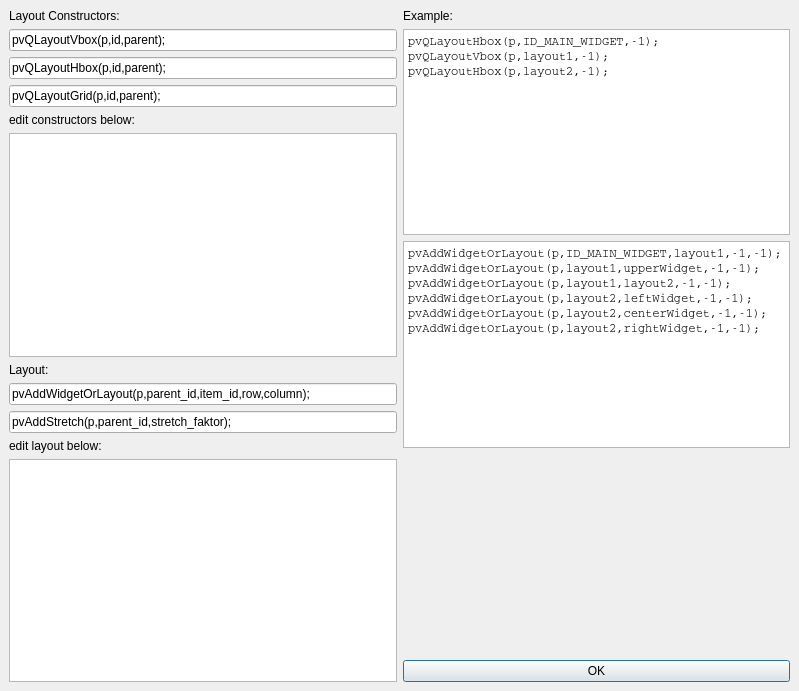
Above: pvdevelop/dlgeditlayout.ui from pvbrowser/pvb before the change. Below: the same form after it.
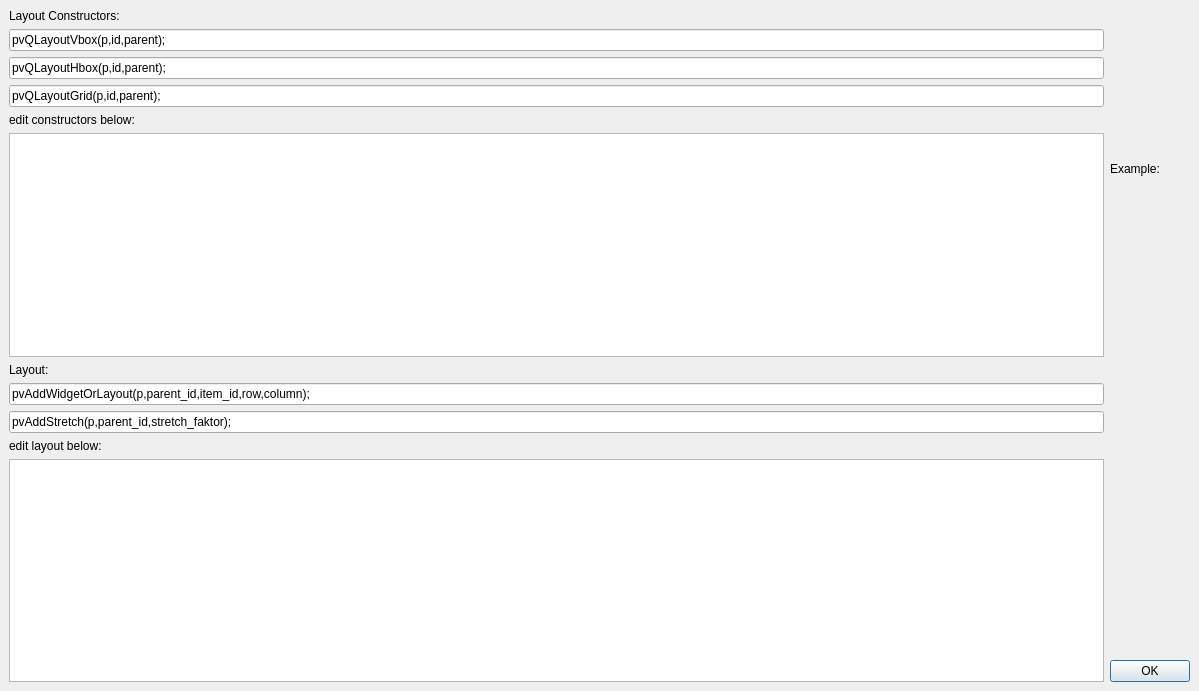
That is the form after the change. Icons and pictures are not drawn.

```diff
--- a/pvdevelop/dlgeditlayout.ui
+++ b/pvdevelop/dlgeditlayout.ui
@@ -6,7 +6,7 @@
    <rect>
     <x>0</x>
     <y>0</y>
-    <width>799</width>
+    <width>1199</width>
     <height>691</height>
    </rect>
   </property>
@@ -160,83 +160,15 @@
       </widget>
      </item>
      <item>
-      <widget class="QTextBrowser" name="textBrowser">
-       <property name="font">
-        <font>
-         <family>Courier</family>
-         <pointsize>9</pointsize>
-         <weight>50</weight>
-         <italic>false</italic>
-         <bold>false</bold>
-         <underline>false</underline>
-         <strikeout>false</strikeout>
-        </font>
+      <widget class="QLabel" name="label_6">
+       <property name="text">
+        <string/>
        </property>
-       <property name="lineWrapMode">
-        <enum>QTextEdit::NoWrap</enum>
+       <property name="pixmap">
+        <pixmap>:/images/example_layout.png</pixmap>
        </property>
-       <property name="html">
-        <string>&lt;!DOCTYPE HTML PUBLIC &quot;-//W3C//DTD HTML 4.0//EN&quot; &quot;http://www.w3.org/TR/REC-html40/strict.dtd&quot;&gt;
-&lt;html&gt;&lt;head&gt;&lt;meta name=&quot;qrichtext&quot; content=&quot;1&quot; /&gt;&lt;style type=&quot;text/css&quot;&gt;
-p, li { white-space: pre-wrap; }
-&lt;/style&gt;&lt;/head&gt;&lt;body style=&quot; font-family:'Courier'; font-size:9pt; font-weight:400; font-style:normal;&quot;&gt;
-&lt;p style=&quot; margin-top:0px; margin-bottom:0px; margin-left:0px; margin-right:0px; -qt-block-indent:0; text-indent:0px;&quot;&gt;pvQLayoutHbox(p,ID_MAIN_WIDGET,-1);&lt;/p&gt;
-&lt;p style=&quot; margin-top:0px; margin-bottom:0px; margin-left:0px; margin-right:0px; -qt-block-indent:0; text-indent:0px;&quot;&gt;pvQLayoutVbox(p,layout1,-1);&lt;/p&gt;
-&lt;p style=&quot; margin-top:0px; margin-bottom:0px; margin-left:0px; margin-right:0px; -qt-block-indent:0; text-indent:0px;&quot;&gt;pvQLayoutHbox(p,layout2,-1);&lt;/p&gt;
-&lt;p style=&quot;-qt-paragraph-type:empty; margin-top:0px; margin-bottom:0px; margin-left:0px; margin-right:0px; -qt-block-indent:0; text-indent:0px;&quot;&gt;&lt;/p&gt;&lt;/body&gt;&lt;/html&gt;</string>
-       </property>
       </widget>
      </item>
-     <item>
-      <widget class="QTextBrowser" name="textBrowser_2">
-       <property name="minimumSize">
-        <size>
-         <width>300</width>
-         <height>0</height>
-        </size>
-       </property>
-       <property name="font">
-        <font>
-         <family>Courier</family>
-         <pointsize>9</pointsize>
-         <weight>50</weight>
-         <italic>false</italic>
-         <bold>false</bold>
-         <underline>false</underline>
-         <strikeout>false</strikeout>
-        </font>
-       </property>
-       <property name="lineWrapMode">
-        <enum>QTextEdit::NoWrap</enum>
-       </property>
-       <property name="html">
-        <string>&lt;!DOCTYPE HTML PUBLIC &quot;-//W3C//DTD HTML 4.0//EN&quot; &quot;http://www.w3.org/TR/REC-html40/strict.dtd&quot;&gt;
-&lt;html&gt;&lt;head&gt;&lt;meta name=&quot;qrichtext&quot; content=&quot;1&quot; /&gt;&lt;style type=&quot;text/css&quot;&gt;
-p, li { white-space: pre-wrap; }
-&lt;/style&gt;&lt;/head&gt;&lt;body style=&quot; font-family:'Courier'; font-size:9pt; font-weight:400; font-style:normal;&quot;&gt;
-&lt;p style=&quot; margin-top:0px; margin-bottom:0px; margin-left:0px; margin-right:0px; -qt-block-indent:0; text-indent:0px;&quot;&gt;pvAddWidgetOrLayout(p,ID_MAIN_WIDGET,layout1,-1,-1);&lt;/p&gt;
-&lt;p style=&quot; margin-top:0px; margin-bottom:0px; margin-left:0px; margin-right:0px; -qt-block-indent:0; text-indent:0px;&quot;&gt;pvAddWidgetOrLayout(p,layout1,upperWidget,-1,-1);&lt;/p&gt;
-&lt;p style=&quot; margin-top:0px; margin-bottom:0px; margin-left:0px; margin-right:0px; -qt-block-indent:0; text-indent:0px;&quot;&gt;pvAddWidgetOrLayout(p,layout1,layout2,-1,-1);&lt;/p&gt;
-&lt;p style=&quot; margin-top:0px; margin-bottom:0px; margin-left:0px; margin-right:0px; -qt-block-indent:0; text-indent:0px;&quot;&gt;pvAddWidgetOrLayout(p,layout2,leftWidget,-1,-1);&lt;/p&gt;
-&lt;p style=&quot; margin-top:0px; margin-bottom:0px; margin-left:0px; margin-right:0px; -qt-block-indent:0; text-indent:0px;&quot;&gt;pvAddWidgetOrLayout(p,layout2,centerWidget,-1,-1);&lt;/p&gt;
-&lt;p style=&quot; margin-top:0px; margin-bottom:0px; margin-left:0px; margin-right:0px; -qt-block-indent:0; text-indent:0px;&quot;&gt;pvAddWidgetOrLayout(p,layout2,rightWidget,-1,-1);&lt;/p&gt;
-&lt;p style=&quot;-qt-paragraph-type:empty; margin-top:0px; margin-bottom:0px; margin-left:0px; margin-right:0px; -qt-block-indent:0; text-indent:0px;&quot;&gt;&lt;/p&gt;&lt;/body&gt;&lt;/html&gt;</string>
-       </property>
-      </widget>
-     </item>
-     <item>
-      <spacer>
-       <property name="orientation">
-        <enum>Qt::Vertical</enum>
-       </property>
-       <property name="sizeHint" stdset="0">
-        <size>
-         <width>20</width>
-         <height>40</height>
-        </size>
-       </property>
-      </spacer>
-     </item>
      <item>
       <widget class="QPushButton" name="okButton">
        <property name="text">
```
